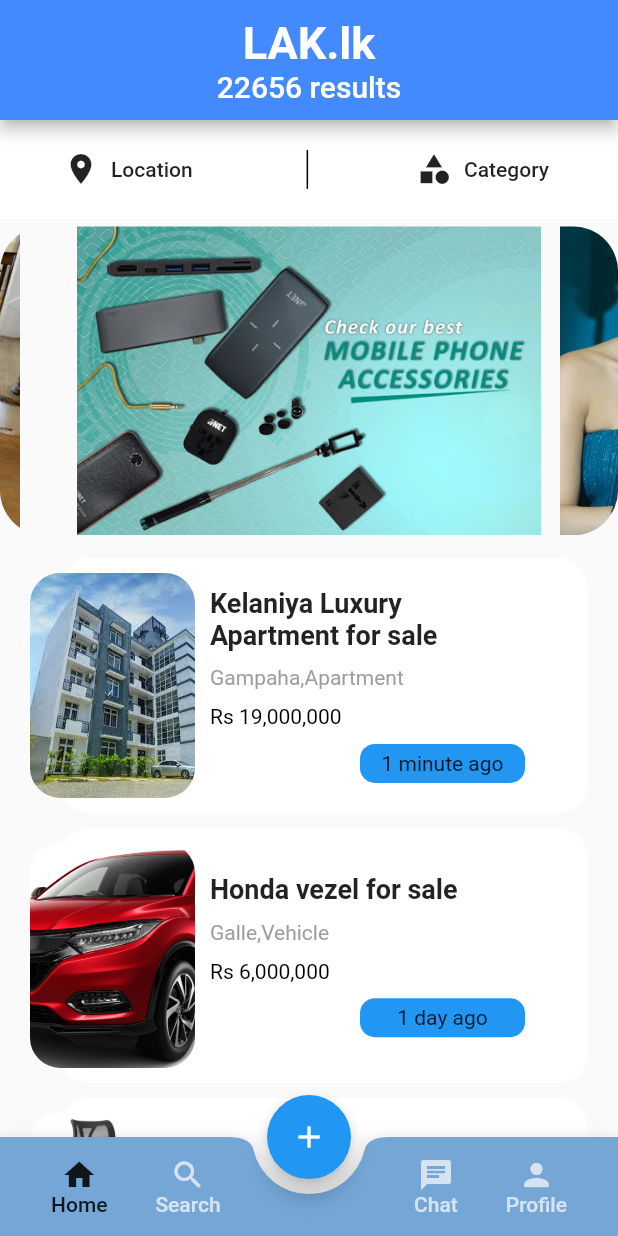
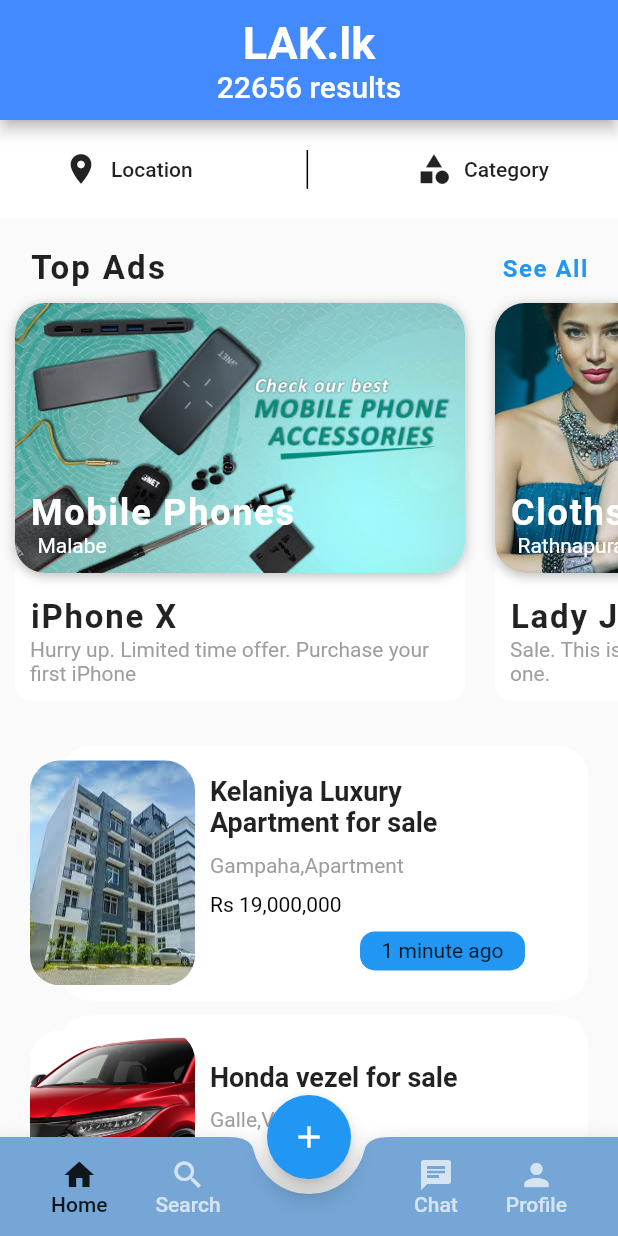
Before and after one commit to hrathnapala/UEEE_Lak, a Flutter app: the screen it shows after launch, on a phone screen of 412 x 824 dp. Run offline on Flutter 3.47's test engine with Material 2 defaults, Android fonts, the phone set to English and light mode, and no system bars; drawn by our look-alikes of carousel_slider; our stand-ins replace share; missing offline and left inert: multi_image_picker.

Commit message:
home page carousal modified

```diff
--- a/lib/src/screens/home.dart
+++ b/lib/src/screens/home.dart
@@ -1,9 +1,8 @@
 import 'package:flutter/material.dart';
-import 'package:carousel_slider/carousel_slider.dart';
 import 'package:lak_app/src/screens/filter/category_filter.dart';
-import 'package:lak_app/src/screens/filter/common_filter.dart';
 import 'package:lak_app/src/screens/filter/locationModelClass.dart';
 import 'package:lak_app/src/screens/filter/location_filter.dart';
+import 'package:lak_app/src/screens/message-page/home_carousel.dart';
 import '../screens/single-ad/single-ad.dart';
 
 class Home extends StatefulWidget {
@@ -63,6 +62,7 @@ class _HomeState extends State<Home> {
     '8 minute ago',
     '6 days ago'
   ];
+
   @override
   Widget build(BuildContext context) {
     return Scaffold(
@@ -150,33 +150,34 @@ class _HomeState extends State<Home> {
               SizedBox(
                 height: 5,
               ),
-              ClipRRect(
-                borderRadius: BorderRadius.circular(30),
-                child: CarouselSlider(
-                  options: CarouselOptions(
-                      height: MediaQuery.of(context).size.height * 0.25),
-                  items: [
-                    "assets/img/img1.jpg",
-                    "assets/img/img2.jpg",
-                    "assets/img/img3.jpg",
-                    "assets/img/img4.jpg",
-                    "assets/img/img5.jpg"
-                  ].map((i) {
-                    return Builder(
-                      builder: (BuildContext context) {
-                        return Image.asset(
-                          i,
-                          height: MediaQuery.of(context).size.height * 0.35,
-                          width: MediaQuery.of(context).size.width,
-                        );
-                      },
-                    );
-                  }).toList(),
-                ),
-              ),
-              SizedBox(
-                height: 10,
-              ),
+              // ClipRRect(
+              //   borderRadius: BorderRadius.circular(30),
+              //   child: CarouselSlider(
+              //     options: CarouselOptions(
+              //         height: MediaQuery.of(context).size.height * 0.25),
+              //     items: [
+              //       "assets/img/img1.jpg",
+              //       "assets/img/img2.jpg",
+              //       "assets/img/img3.jpg",
+              //       "assets/img/img4.jpg",
+              //       "assets/img/img5.jpg"
+              //     ].map((i) {
+              //       return Builder(
+              //         builder: (BuildContext context) {
+              //           return Image.asset(
+              //             i,
+              //             height: MediaQuery.of(context).size.height * 0.35,
+              //             width: MediaQuery.of(context).size.width,
+              //           );
+              //         },
+              //       );
+              //     }).toList(),
+              //   ),
+              // ),
+              HomeCarousel(),
+              // SizedBox(
+              //   height: 10,
+              // ),
               ListView.builder(
                 physics: NeverScrollableScrollPhysics(),
                 // primary: false,
--- /dev/null
+++ b/lib/src/screens/message-page/ad_model.dart
@@ -0,0 +1,54 @@
+class CarousalItem {
+  String imageUrl;
+  String category;
+  String location;
+  String description;
+  String adName;
+
+  CarousalItem({
+    this.imageUrl,
+    this.category,
+    this.location,
+    this.description,
+    this.adName,
+  });
+}
+
+List<CarousalItem> carousalItem = [
+  CarousalItem(
+    imageUrl: 'assets/img/img1.jpg',
+    category: 'Mobile Phones',
+    location: 'Malabe',
+    description: 'Hurry up. Limited time offer. Purchase your first iPhone',
+    adName: "iPhone X",
+  ),
+  CarousalItem(
+    imageUrl: 'assets/img/img2.jpg',
+    category: 'Cloths',
+    location: 'Rathnapura',
+    description: 'Sale. This is fully made of Cotton. Grab your one.',
+    adName: "Lady Jewellery",
+  ),
+  CarousalItem(
+    imageUrl: 'assets/img/img3.jpg',
+    category: 'Vehicle Spare Parts',
+    location: 'Homagama',
+    description:
+        'Get the best cars from Japan. Be a owner of a Toyota vehicle.',
+    adName: "Toyota Corolla 121",
+  ),
+  CarousalItem(
+    imageUrl: 'assets/img/img4.jpg',
+    category: 'Bikes',
+    location: 'Galle',
+    description: 'Why you wait. Buy a CBR and show off your talent. Be a guy.',
+    adName: "Honda CBR",
+  ),
+  CarousalItem(
+    imageUrl: 'assets/img/img5.jpg',
+    category: 'Chairs',
+    location: 'Nugegoda',
+    description: 'Best sofas in the market. 2 year warrenty available.',
+    adName: "Damro Sofa",
+  ),
+];
--- /dev/null
+++ b/lib/src/screens/message-page/home_carousel.dart
@@ -0,0 +1,159 @@
+import 'package:flutter/material.dart';
+import 'package:lak_app/src/screens/message-page/ad_model.dart';
+
+class HomeCarousel extends StatelessWidget {
+  @override
+  Widget build(BuildContext context) {
+    return Column(
+      children: <Widget>[
+        SizedBox(
+          height: 15,
+        ),
+        Padding(
+          padding: EdgeInsets.symmetric(horizontal: 20.0),
+          child: Row(
+            mainAxisAlignment: MainAxisAlignment.spaceBetween,
+            children: <Widget>[
+              Text(
+                'Top Ads',
+                style: TextStyle(
+                  fontSize: 22.0,
+                  fontWeight: FontWeight.bold,
+                  letterSpacing: 1.5,
+                ),
+              ),
+              GestureDetector(
+                onTap: () => print('See All'),
+                child: Text(
+                  'See All',
+                  style: TextStyle(
+                    color: Theme.of(context).primaryColor,
+                    fontSize: 16.0,
+                    fontWeight: FontWeight.w600,
+                    letterSpacing: 1.0,
+                  ),
+                ),
+              ),
+            ],
+          ),
+        ),
+        // SizedBox(
+        //   height: 5,
+        // ),
+        Container(
+          height: 300.0,
+          child: ListView.builder(
+            scrollDirection: Axis.horizontal,
+            itemCount: carousalItem.length,
+            itemBuilder: (BuildContext context, int index) {
+              CarousalItem item = carousalItem[index];
+              return GestureDetector(
+                child: Container(
+                  margin: EdgeInsets.all(10.0),
+                  width: 300.0,
+                  child: Stack(
+                    alignment: Alignment.topCenter,
+                    children: <Widget>[
+                      Positioned(
+                        bottom: 15.0,
+                        child: Container(
+                          height: 120.0,
+                          width: 300.0,
+                          decoration: BoxDecoration(
+                            color: Colors.white,
+                            borderRadius: BorderRadius.circular(10.0),
+                          ),
+                          child: Padding(
+                            padding: EdgeInsets.all(10.0),
+                            child: Column(
+                              mainAxisAlignment: MainAxisAlignment.end,
+                              crossAxisAlignment: CrossAxisAlignment.start,
+                              children: <Widget>[
+                                Text(
+                                  item.adName,
+                                  style: TextStyle(
+                                    fontSize: 22.0,
+                                    fontWeight: FontWeight.w600,
+                                    letterSpacing: 1.2,
+                                  ),
+                                ),
+                                Text(
+                                  item.description,
+                                  style: TextStyle(
+                                    color: Colors.grey,
+                                  ),
+                                ),
+                              ],
+                            ),
+                          ),
+                        ),
+                      ),
+                      Container(
+                        decoration: BoxDecoration(
+                          color: Colors.white,
+                          borderRadius: BorderRadius.circular(20.0),
+                          boxShadow: [
+                            BoxShadow(
+                              color: Colors.black26,
+                              offset: Offset(0.0, 2.0),
+                              blurRadius: 6.0,
+                            ),
+                          ],
+                        ),
+                        child: Stack(
+                          children: <Widget>[
+                            Hero(
+                              tag: item.imageUrl,
+                              child: ClipRRect(
+                                borderRadius: BorderRadius.circular(20.0),
+                                child: Image(
+                                  height: 180.0,
+                                  width: 300.0,
+                                  image: AssetImage(item.imageUrl),
+                                  fit: BoxFit.cover,
+                                ),
+                              ),
+                            ),
+                            Positioned(
+                              left: 10.0,
+                              bottom: 10.0,
+                              child: Column(
+                                crossAxisAlignment: CrossAxisAlignment.start,
+                                children: <Widget>[
+                                  Text(
+                                    item.category,
+                                    style: TextStyle(
+                                      color: Colors.white,
+                                      fontSize: 24.0,
+                                      fontWeight: FontWeight.w600,
+                                      letterSpacing: 1.2,
+                                    ),
+                                  ),
+                                  Row(
+                                    children: <Widget>[
+                                      SizedBox(width: 5.0),
+                                      Text(
+                                        item.location,
+                                        style: TextStyle(
+                                          color: Colors.white,
+                                        ),
+                                      ),
+                                    ],
+                                  ),
+                                ],
+                              ),
+                            ),
+                          ],
+                        ),
+                      )
+                    ],
+                  ),
+                ),
+              );
+            },
+          ),
+        ),
+      ],
+    );
+  }
+}
--- a/lib/src/screens/profile-page/favorites-page.dart
+++ b/lib/src/screens/profile-page/favorites-page.dart
@@ -2,15 +2,6 @@ import 'package:flutter/material.dart';
 import 'package:flutter/rendering.dart';
 import 'package:lak_app/src/screens/home.dart';
 import 'package:lak_app/src/screens/homepage.dart';
-
-class Favorites extends StatelessWidget {
-  @override
-  Widget build(BuildContext context) {
-    return MaterialApp(
-      home: FavoritesScreen(),
-    );
-  }
-}
 
 class FavoritesScreen extends StatefulWidget {
   @override
--- a/lib/src/screens/profile-page/my-membership-page.dart
+++ b/lib/src/screens/profile-page/my-membership-page.dart
@@ -1,14 +1,5 @@
 import 'package:flutter/material.dart';
 import 'package:flutter/rendering.dart';
-
-class MyMembership extends StatelessWidget {
-  @override
-  Widget build(BuildContext context) {
-    return MaterialApp(
-      home: MyMembershipScreen(),
-    );
-  }
-}
 
 class MyMembershipScreen extends StatefulWidget {
   @override
--- a/lib/src/screens/profile-page/my-profile-page.dart
+++ b/lib/src/screens/profile-page/my-profile-page.dart
@@ -1,14 +1,5 @@
 import 'package:flutter/material.dart';
 import 'package:flutter/rendering.dart';
-
-class MyPersonalProfile extends StatelessWidget {
-  @override
-  Widget build(BuildContext context) {
-    return MaterialApp(
-      home: MyPersonalProfileScreen(),
-    );
-  }
-}
 
 class MyPersonalProfileScreen extends StatefulWidget {
   @override
--- a/lib/src/screens/profile-page/myads-page.dart
+++ b/lib/src/screens/profile-page/myads-page.dart
@@ -1,14 +1,5 @@
 import 'package:flutter/material.dart';
 import 'package:flutter/rendering.dart';
-
-class MyAds extends StatelessWidget {
-  @override
-  Widget build(BuildContext context) {
-    return MaterialApp(
-      home: MyAdsScreen(),
-    );
-  }
-}
 
 class MyAdsScreen extends StatefulWidget {
   @override
--- a/lib/src/screens/profile-page/settings-model.dart
+++ b/lib/src/screens/profile-page/settings-model.dart
@@ -8,7 +8,7 @@ import 'package:lak_app/src/screens/profile-page/myads-page.dart';
 class SettingsModel {
   final String settingName;
   final Icon icon;
-  StatelessWidget nextPage;
+  StatefulWidget nextPage;
 
   SettingsModel({this.settingName, this.icon, this.nextPage});
 
@@ -16,38 +16,42 @@ class SettingsModel {
     SettingsModel(
         settingName: "My ads",
         icon: Icon(Icons.card_membership),
-        nextPage: MyAds()),
+        nextPage: MyAdsScreen()),
     SettingsModel(
         settingName: "My membership",
         icon: Icon(Icons.store_mall_directory),
-        nextPage: MyMembership()),
+        nextPage: MyMembershipScreen()),
     SettingsModel(
         settingName: "My Profile",
         icon: Icon(Icons.description),
-        nextPage: MyPersonalProfile()),
+        nextPage: MyPersonalProfileScreen()),
     SettingsModel(
         settingName: "Favorites",
         icon: Icon(Icons.favorite),
-        nextPage: Favorites()),
+        nextPage: FavoritesScreen()),
     SettingsModel(
         settingName: "Stay safe",
         icon: Icon(Icons.location_on),
-        nextPage: MyAds()),
+        nextPage: MyAdsScreen()),
     SettingsModel(
         settingName: "FAQ",
         icon: Icon(Icons.question_answer),
-        nextPage: MyAds()),
+        nextPage: MyAdsScreen()),
     SettingsModel(
         settingName: "How to sell fast",
         icon: Icon(Icons.location_on),
-        nextPage: MyAds()),
+        nextPage: MyAdsScreen()),
     SettingsModel(
-        settingName: "Referrel", icon: Icon(Icons.share), nextPage: MyAds()),
+        settingName: "Referrel",
+        icon: Icon(Icons.share),
+        nextPage: MyAdsScreen()),
     SettingsModel(
-        settingName: "More", icon: Icon(Icons.more_horiz), nextPage: MyAds()),
+        settingName: "More",
+        icon: Icon(Icons.more_horiz),
+        nextPage: MyAdsScreen()),
     SettingsModel(
         settingName: "Log out",
         icon: Icon(Icons.power_settings_new),
-        nextPage: MyAds()),
+        nextPage: MyAdsScreen()),
   ];
 }
```
Also changed, not shown: lib/src/screens/message-page/conversation-page.dart (+0 -12 lines), lib/src/screens/message-page/main-message-page.dart (+0 -9 lines), lib/src/screens/profile-page/main-profile-page.dart (+0 -9 lines).
